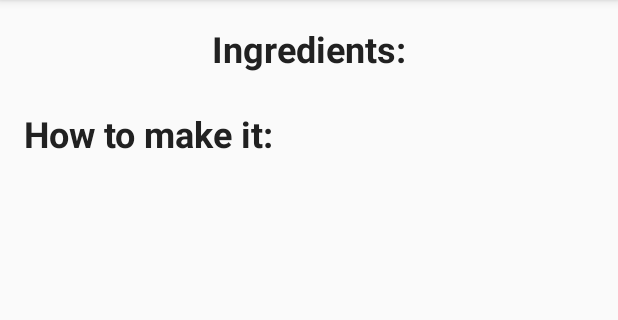
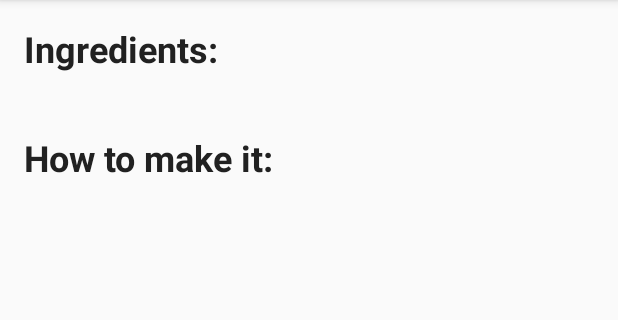
Before and after one commit to VargaJohanna/MyBakingApp, an Android app: the RecipeInstructionsActivity screen opened directly, with no data from a screen before it, on a phone screen of 412 x 824 dp, the part 84-404 px from its top. Run offline under Robolectric (Android 15) with nearby library versions, the phone set to English and light mode, and no system bars; our stand-ins replace data binding; libraries missing offline, so code that uses them is left out: com.google.android.exoplayer2; 3 statements that could not run were skipped.

Commit message:
Beautify tablet view and add fragment transitions

```diff
--- a/app/src/main/java/com/movies/mybakingapp/activities/RecipeInstructionsActivity.java
+++ b/app/src/main/java/com/movies/mybakingapp/activities/RecipeInstructionsActivity.java
@@ -6,6 +6,7 @@ import android.content.Intent;
 import android.os.Bundle;
 import android.support.annotation.Nullable;
 import android.support.v4.app.FragmentManager;
+import android.support.v4.app.FragmentTransaction;
 import android.support.v7.app.AppCompatActivity;
 import android.util.Log;
 
@@ -52,6 +53,7 @@ public class RecipeInstructionsActivity extends AppCompatActivity {
             recipeFragment = new RecipeDetailFragment();
             fragmentManager.beginTransaction()
                     .add(R.id.recipe_detail_fragment_framelayout, recipeFragment, RECIPE_FRAGMENT)
+                    .setTransition(FragmentTransaction.TRANSIT_FRAGMENT_OPEN)
                     .commit();
         }
         observeActiveStep();
@@ -67,11 +69,13 @@ public class RecipeInstructionsActivity extends AppCompatActivity {
                 if (twoPane) {
                     fragmentManager.beginTransaction()
                             .replace(R.id.step_detail_fragment_framelayout, stepDetailFragment, STEP_FRAGMENT)
+                            .setTransition(FragmentTransaction.TRANSIT_FRAGMENT_OPEN)
                             .commit();
                 } else if (!twoPane && isStepClicked){
                     fragmentManager.beginTransaction()
                             .replace(R.id.recipe_detail_fragment_framelayout, stepDetailFragment, STEP_FRAGMENT)
                             .addToBackStack(FROM_STEP_TAG)
+                            .setTransition(FragmentTransaction.TRANSIT_FRAGMENT_OPEN)
                             .commit();
                 }
             }
--- a/app/src/main/java/com/movies/mybakingapp/fragments/StepDetailFragment.java
+++ b/app/src/main/java/com/movies/mybakingapp/fragments/StepDetailFragment.java
@@ -69,11 +69,11 @@ public class StepDetailFragment extends Fragment {
 
     private Uri getUri() {
         String url = "";
-        if(step.getVideoURL() == null && step.getThumbnailURL() != null) {
+        if(step.getVideoURL().isEmpty() && !step.getThumbnailURL().isEmpty()) {
             url = step.getThumbnailURL();
-        } else if (step.getVideoURL() != null && step.getThumbnailURL() == null) {
+        } else if (!step.getVideoURL().isEmpty() && step.getThumbnailURL().isEmpty()) {
             url = step.getVideoURL();
-        } else if(step.getVideoURL() != null && step.getThumbnailURL() != null) {
+        } else if(!step.getVideoURL().isEmpty() && !step.getThumbnailURL().isEmpty()) {
             url = step.getVideoURL();
         }
         return Uri.parse(url);
--- a/app/src/main/res/layout/fragment_recipe_detail.xml
+++ b/app/src/main/res/layout/fragment_recipe_detail.xml
@@ -1,6 +1,7 @@
 <?xml version="1.0" encoding="utf-8"?>
 <layout xmlns:android="http://schemas.android.com/apk/res/android"
-    xmlns:app="http://schemas.android.com/apk/res-auto">
+    xmlns:app="http://schemas.android.com/apk/res-auto"
+    xmlns:card_view="http://schemas.android.com/tools">
 
     <android.support.v4.widget.NestedScrollView
         android:layout_width="match_parent"
@@ -12,7 +13,7 @@
 
             <LinearLayout
                 android:id="@+id/linear_layout_ingredients"
-                android:layout_width="wrap_content"
+                android:layout_width="match_parent"
                 android:layout_height="wrap_content"
                 android:layout_marginStart="8dp"
                 android:layout_marginTop="8dp"
@@ -24,20 +25,25 @@
 
                 <TextView
                     style="@style/TitleTextStyle"
-                    android:layout_width="match_parent"
-                    android:layout_height="match_parent"
+                    android:layout_width="wrap_content"
+                    android:layout_height="wrap_content"
                     android:text="@string/ingredients_title" />
 
-                <android.support.v7.widget.RecyclerView
-                    android:id="@+id/ingredients_recycler_view"
+                <android.support.v7.widget.CardView
                     android:layout_width="match_parent"
                     android:layout_height="wrap_content"
-                    android:layout_marginStart="@dimen/margin_extra_large"
-                    android:layout_marginEnd="8dp"
-                    app:layout_constraintEnd_toEndOf="parent"
-                    app:layout_constraintStart_toStartOf="parent"
-                    app:layout_constraintTop_toTopOf="parent" />
+                    android:layout_margin="@dimen/margin_normal"
+                    android:orientation="vertical"
+                    card_view:cardCornerRadius="4dp">
 
+                    <android.support.v7.widget.RecyclerView
+                        android:id="@+id/ingredients_recycler_view"
+                        android:layout_width="match_parent"
+                        android:layout_height="wrap_content"
+                        app:layout_constraintEnd_toEndOf="parent"
+                        app:layout_constraintStart_toStartOf="parent"
+                        app:layout_constraintTop_toTopOf="parent" />
+                </android.support.v7.widget.CardView>
             </LinearLayout>
 
             <LinearLayout
@@ -47,6 +53,7 @@
                 android:layout_marginTop="8dp"
                 android:layout_marginEnd="8dp"
                 android:orientation="vertical"
+                android:paddingBottom="@dimen/padding_large"
                 app:layout_constraintEnd_toEndOf="parent"
                 app:layout_constraintStart_toStartOf="parent"
                 app:layout_constraintTop_toBottomOf="@+id/linear_layout_ingredients">
--- a/app/src/main/res/layout/row_recipe.xml
+++ b/app/src/main/res/layout/row_recipe.xml
@@ -6,7 +6,7 @@
     xmlns:card_view="http://schemas.android.com/tools"
     card_view:cardCornerRadius="4dp"
     android:orientation="vertical"
-    android:layout_margin="8dp">
+    android:layout_margin="@dimen/margin_normal">
 
     <TextView
         android:id="@+id/recipe_name"
--- a/app/src/main/res/values-sw600dp/dimens.xml
+++ b/app/src/main/res/values-sw600dp/dimens.xml
@@ -2,4 +2,5 @@
 <resources>
     <integer name="recipe_list_columns">2</integer>
     <dimen name="text_size_normal">16sp</dimen>
+    <dimen name="text_size_large">24sp</dimen>
 </resources>
--- a/app/src/main/res/values/dimens.xml
+++ b/app/src/main/res/values/dimens.xml
@@ -11,7 +11,6 @@
     <dimen name="padding_extra_small">4dp</dimen>
     <dimen name="padding_normal">16dp</dimen>
     <dimen name="padding_large">32dp</dimen>
-    <dimen name="ingredients_horizontal_margin">16dp</dimen>
     <dimen name="line_spacing">6dp</dimen>
     <integer name="recipe_list_columns">1</integer>
 </resources>
--- a/app/src/main/res/values/styles.xml
+++ b/app/src/main/res/values/styles.xml
@@ -9,7 +9,7 @@
     </style>
 
     <style name="RecipeNameTextStyle">
-        <item name="android:textSize">@dimen/text_size_normal</item>
+        <item name="android:textSize">@dimen/text_size_large</item>
         <item name="android:textStyle">bold</item>
         <item name="android:textColor">@color/primary_text</item>
         <item name="android:padding">@dimen/padding_large</item>
```
Also changed, not shown: app/src/main/java/com/movies/mybakingapp/adapters/IngredientsAdapter.java (+5 -8 lines), app/src/main/res/layout/row_ingredients.xml (+6 -23 lines), app/src/main/res/layout/row_steps.xml (+6 -9 lines).
